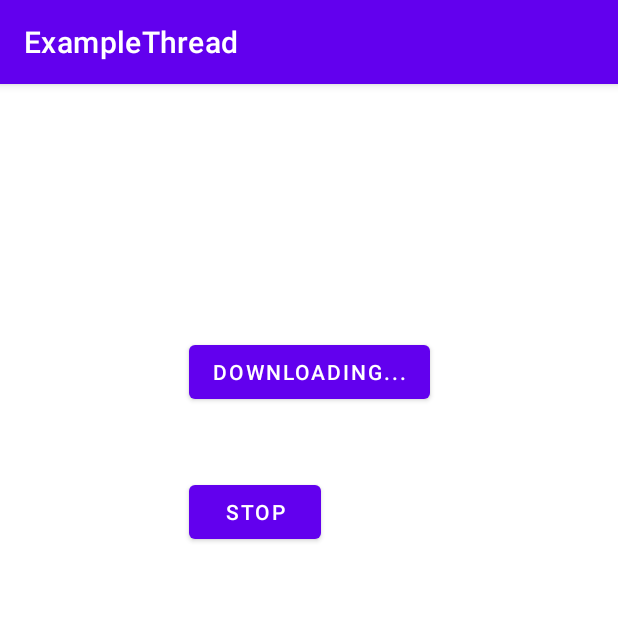
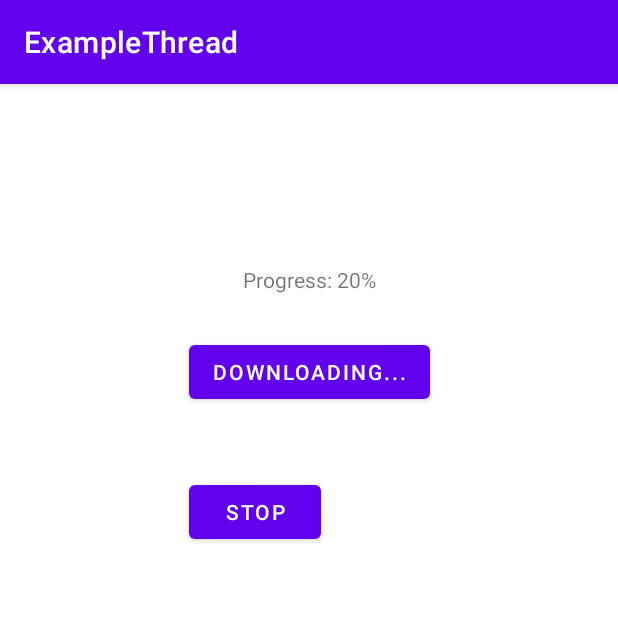
Before and after one commit to whcampbell/ExampleThread, an Android app: the screen it shows after launch (MainActivity), after a tap on "START", on a phone screen of 412 x 824 dp, the top half of it. Run offline under Robolectric (Android 15) with nearby library versions, the phone set to English and light mode, and no system bars.

Commit message:
added progress update functionality

```diff
--- a/app/src/main/java/com/example/examplethread/MainActivity.java
+++ b/app/src/main/java/com/example/examplethread/MainActivity.java
@@ -6,6 +6,7 @@ import android.os.Bundle;
 import android.view.View;
 import android.util.Log;
 import android.widget.Button;
+import android.widget.TextView;
 
 public class MainActivity extends AppCompatActivity {
 
@@ -17,6 +18,7 @@ public class MainActivity extends AppCompatActivity {
 
     private static final String TAG = "MainActivity";
     private Button startButton;
+    private TextView progText;
     private volatile boolean stopThread = false;
 
     @Override
@@ -27,6 +29,7 @@ public class MainActivity extends AppCompatActivity {
 
     public void mockFileDownloader() {
         startButton = findViewById(R.id.button);
+        progText = findViewById(R.id.textView);
         runOnUiThread(new Runnable() {
             @Override
             public void run() {
@@ -42,12 +45,21 @@ public class MainActivity extends AppCompatActivity {
                     @Override
                     public void run() {
                         startButton.setText("Start");
+                        progText.setText("");
                     }
                 });
                 return;
             }
 
             Log.d(TAG, "Download progress: " + downloadProgress + "%");
+            int finalDownloadProgress = downloadProgress;
+            runOnUiThread(new Runnable() {
+                @Override
+                public void run() {
+                    progText.setText("Progress: " + finalDownloadProgress + "%");
+                }
+            });
+
             try {
                 Thread.sleep(1000);
             } catch (InterruptedException e) {
@@ -59,6 +71,7 @@ public class MainActivity extends AppCompatActivity {
             @Override
             public void run() {
                 startButton.setText("Start");
+                progText.setText("");
             }
         });
 
--- a/app/src/main/res/layout/activity_main.xml
+++ b/app/src/main/res/layout/activity_main.xml
@@ -12,8 +12,8 @@
         android:layout_width="wrap_content"
         android:layout_height="wrap_content"
         android:layout_marginTop="168dp"
+        android:onClick="startDownload"
         android:text="Start"
-        android:onClick="startDownload"
         app:layout_constraintEnd_toEndOf="parent"
         app:layout_constraintStart_toStartOf="parent"
         app:layout_constraintTop_toTopOf="parent" />
@@ -23,8 +23,8 @@
         android:layout_width="wrap_content"
         android:layout_height="wrap_content"
         android:layout_marginTop="45dp"
+        android:onClick="stopDownload"
         android:text="Stop"
-        android:onClick="stopDownload"
         app:layout_constraintStart_toStartOf="@+id/button"
         app:layout_constraintTop_toBottomOf="@+id/button" />
 
@@ -38,4 +38,14 @@
         android:minHeight="48dp"
         app:layout_constraintStart_toStartOf="@+id/button2"
         app:layout_constraintTop_toBottomOf="@+id/button2" />
+
+    <TextView
+        android:id="@+id/textView"
+        android:layout_width="wrap_content"
+        android:layout_height="wrap_content"
+        android:layout_marginBottom="28dp"
+        android:text=""
+        app:layout_constraintBottom_toTopOf="@+id/button"
+        app:layout_constraintEnd_toEndOf="parent"
+        app:layout_constraintStart_toStartOf="parent" />
 </androidx.constraintlayout.widget.ConstraintLayout>
```
